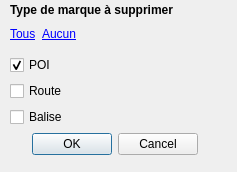
Before: the Qt Designer form src/poi_delete.ui in nohal/qtVlm, drawn with Qt 5.
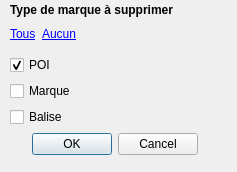
After: the same form once the commit is applied.

Diff of the .ui file:
```diff
--- a/src/poi_delete.ui
+++ b/src/poi_delete.ui
@@ -87,7 +87,7 @@
         <item>
          <widget class="QCheckBox" name="chk_WP">
           <property name="text">
-           <string>Route</string>
+           <string>Marque</string>
           </property>
          </widget>
         </item>
```
